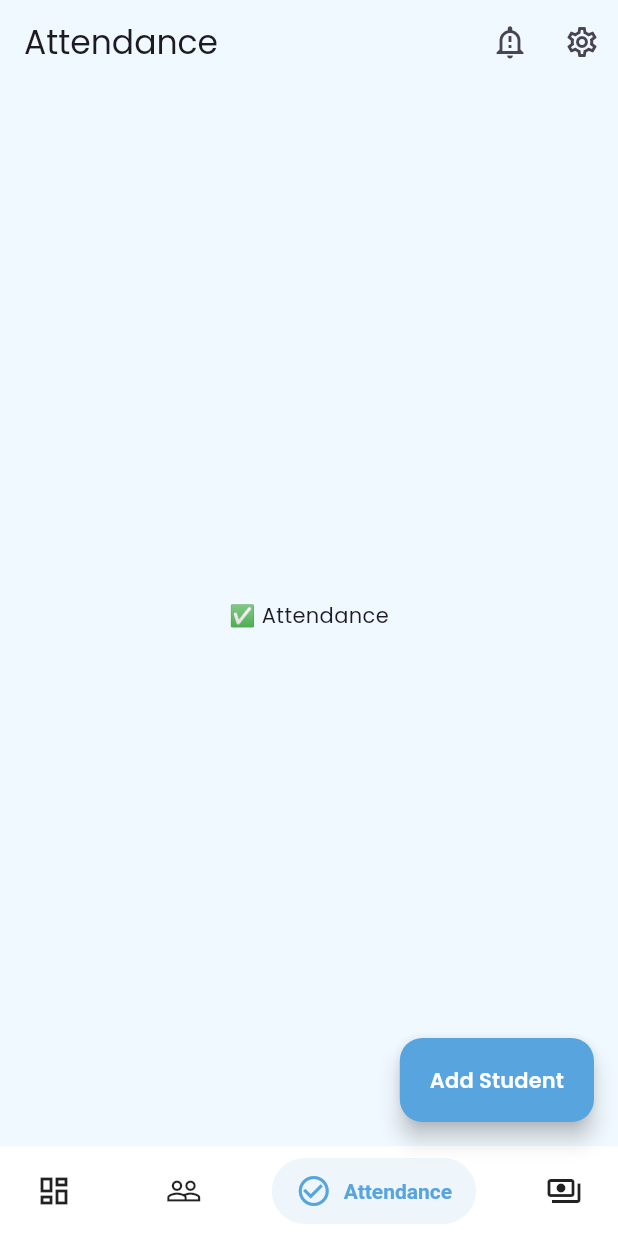
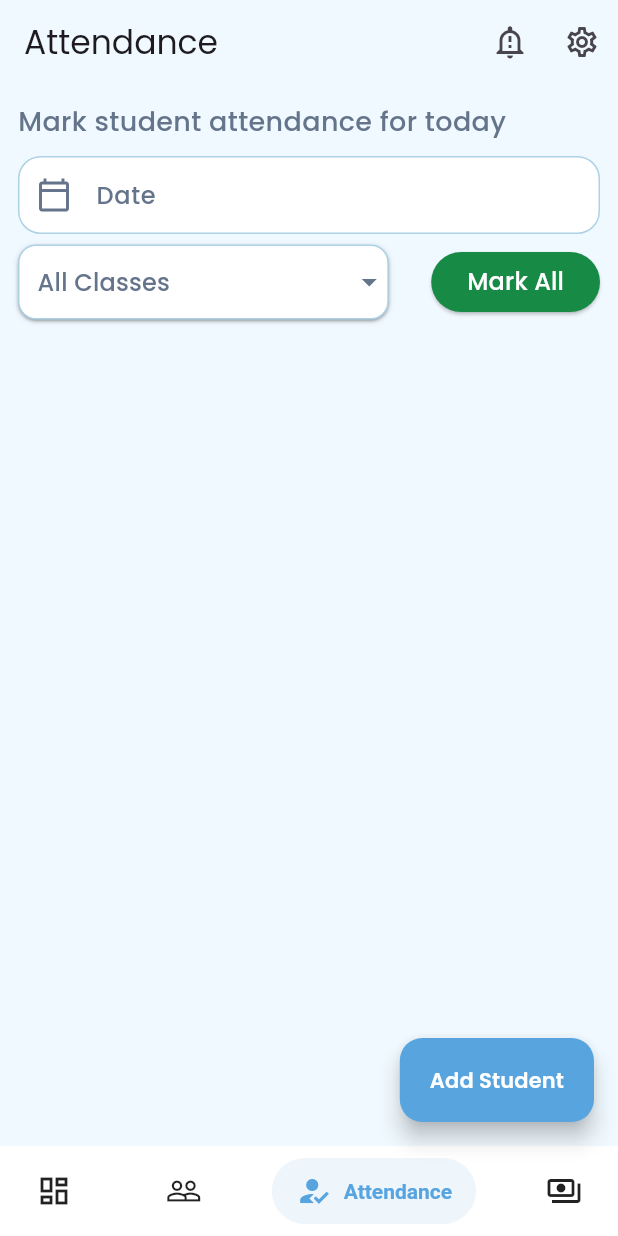
Before and after one commit to amrelmaadawy/teacher-system, a Flutter app: the LayoutView screen opened directly, item 3 of the bottom bar chosen, on a phone screen of 412 x 824 dp. Run offline on Flutter 3.47's test engine with Material 3 defaults, Android fonts, the phone set to English and light mode, and no system bars; drawn by our look-alikes of dropdown_button2, salomon_bottom_bar.

Commit message:
add classes filter +add mark all button +add date from filed in attendance screen

```diff
--- /dev/null
+++ b/lib/core/components/custom_drop_down_menu.dart
@@ -0,0 +1,58 @@
+import 'package:dropdown_button2/dropdown_button2.dart';
+import 'package:flutter/material.dart';
+import 'package:teacher_system/core/utils/app_colors.dart';
+import 'package:teacher_system/core/utils/app_size.dart';
+
+class CustomDropDownMenu extends StatelessWidget {
+  const CustomDropDownMenu({super.key, required this.hintText, required this.width, required this.items, required this.onChanged});
+  final String hintText;
+  final double width;
+  final List<String> items;
+  final ValueChanged<String?> onChanged;
+  @override
+  Widget build(BuildContext context) {
+    return DropdownButton2<String>(
+      underline: SizedBox(),
+      hint: Padding(
+        padding: const EdgeInsets.all(defPadding),
+        child: Text(
+          hintText,
+          style: TextStyle(color: lightSubTextColor),
+        ),
+      ),
+      buttonStyleData: ButtonStyleData(
+        height: 50,
+        width: width,
+        decoration: BoxDecoration(
+          borderRadius: BorderRadius.circular(12), // ← rounded هنا
+          border: Border.all(color: lightBordersColor),
+          color: lightWhiteColor,
+        ),
+        elevation: 1,
+      ),
+      dropdownStyleData: DropdownStyleData(
+        offset: Offset(0, -7),
+        decoration: BoxDecoration(
+          borderRadius: BorderRadius.circular(defBorderRadius),
+          color: lightWhiteColor,
+
+          border: Border.all(color: lightBordersColor),
+        ),
+        elevation: 2,
+      ),
+      items: items
+          .map(
+            (item) => DropdownMenuItem<String>(
+              value: item,
+              child: Text(item, style: TextStyle(color: lightSubTextColor)),
+            ),
+          )
+          .toList(),
+      onChanged: onChanged,
+
+      iconStyleData: IconStyleData(
+        icon: Icon(Icons.arrow_drop_down_outlined, color: lightSubTextColor),
+      ),
+    );
+  }
+}
--- a/lib/core/components/custom_text_form_field.dart
+++ b/lib/core/components/custom_text_form_field.dart
@@ -28,7 +28,9 @@ class CustomTextFormField extends StatelessWidget {
     return Column(
       crossAxisAlignment: CrossAxisAlignment.start,
       children: [
-        Text(
+        text == ''
+            ? SizedBox()
+            : Text(
                 text,
                 style: TextStyle(
                   fontSize: 17,
@@ -52,7 +54,7 @@ class CustomTextFormField extends StatelessWidget {
               fontWeight: FontWeight.w500,
             ),
             filled: true,
-            fillColor:lightWhiteColor,
+            fillColor: lightWhiteColor,
             contentPadding: const EdgeInsets.symmetric(
               horizontal: 16,
               vertical: 14,
--- a/lib/features/attendance/presentation/views/attendance_view.dart
+++ b/lib/features/attendance/presentation/views/attendance_view.dart
@@ -1,8 +1,73 @@
 import 'package:flutter/material.dart';
+import 'package:teacher_system/core/components/custom_drop_down_menu.dart';
+import 'package:teacher_system/core/components/custom_text_form_field.dart';
+import 'package:teacher_system/core/utils/app_colors.dart';
+import 'package:teacher_system/core/utils/app_size.dart';
 
-class AttendanceView extends StatelessWidget {
+class AttendanceView extends StatefulWidget {
   const AttendanceView({super.key});
+
   @override
-  Widget build(BuildContext context) =>
-      const Center(child: Text('✅ Attendance'));
+  State<AttendanceView> createState() => _AttendanceViewState();
 }
+
+class _AttendanceViewState extends State<AttendanceView> {
+  final dateController = TextEditingController();
+  @override
+  Widget build(BuildContext context) {
+    return Padding(
+      padding: const EdgeInsets.all(defPadding),
+      child: Column(
+        crossAxisAlignment: CrossAxisAlignment.start,
+        children: [
+          Text(
+            'Mark student attendance for today',
+            style: TextStyle(
+              fontSize: 18,
+              fontWeight: FontWeight.w500,
+              color: lightSubTextColor,
+            ),
+          ),
+
+          CustomTextFormField(
+            prefixIcon: Icon(
+              Icons.calendar_today_outlined,
+              color: lightSubTextColor,
+            ),
+            controller: dateController,
+            text: '',
+            labelText: 'Date',
+            validator: (i) {
+              return null;
+            },
+            keyboardType: TextInputType.datetime,
+          ),
+          SizedBox(height: 7),
+
+          Row(
+            mainAxisAlignment: MainAxisAlignment.spaceBetween,
+            children: [
+              CustomDropDownMenu(
+                hintText: 'All Classes',
+                width: MediaQuery.of(context).size.width * 0.6,
+                items: ['All Classes', 'Grade 3', 'Grade 4'],
+                onChanged: (String? value) {},
+              ),
+
+              ElevatedButton(
+                onPressed: () {},
+                style: ElevatedButton.styleFrom(
+                  backgroundColor: lightGreenTextColor,
+                ),
+                child: Text(
+                  'Mark All',
+                  style: TextStyle(color: lightWhiteColor, fontSize: 16),
+                ),
+              ),
+            ],
+          ),
+        ],
+      ),
+    );
+  }
+}
--- a/lib/features/layout/presentation/view/layout_view.dart
+++ b/lib/features/layout/presentation/view/layout_view.dart
@@ -34,7 +34,6 @@ class _HomeScreenState extends State<LayoutView> {
   @override
   Widget build(BuildContext context) {
     return Scaffold(
-
       floatingActionButton: FloatingActionButton.extended(
         shape: RoundedRectangleBorder(
           borderRadius: BorderRadiusGeometry.circular(defBorderRadius),
@@ -82,7 +81,7 @@ class _HomeScreenState extends State<LayoutView> {
             selectedColor: lightBottonColor,
           ),
           SalomonBottomBarItem(
-            icon: const Icon(Icons.check_circle_outline),
+            icon: const Icon(Icons.how_to_reg),
             title: Text(S.of(context).Attendance),
             selectedColor: lightBottonColor,
           ),
--- a/pubspec.yaml
+++ b/pubspec.yaml
@@ -39,6 +39,7 @@ dependencies:
   flutter_localizations:
     sdk: flutter
   salomon_bottom_bar: ^3.3.2
+  dropdown_button2: ^2.3.9
 
 dev_dependencies:
   flutter_test:
```
Also changed, not shown: pubspec.lock. Lines whose indentation alone changed are shown as unchanged.
